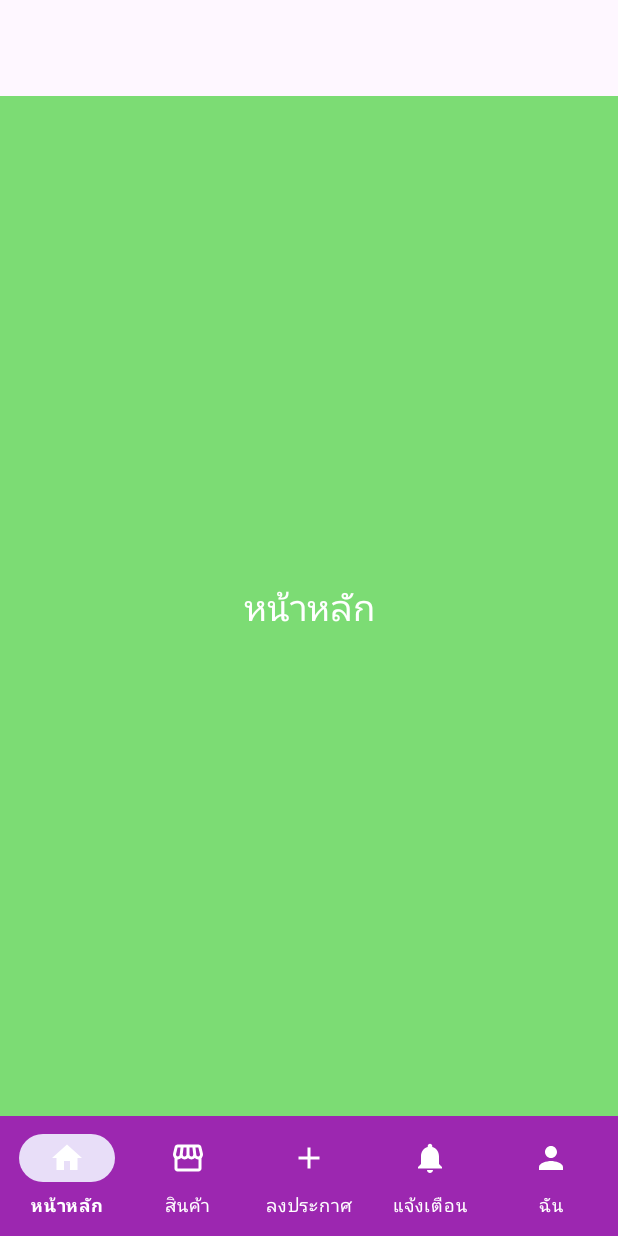
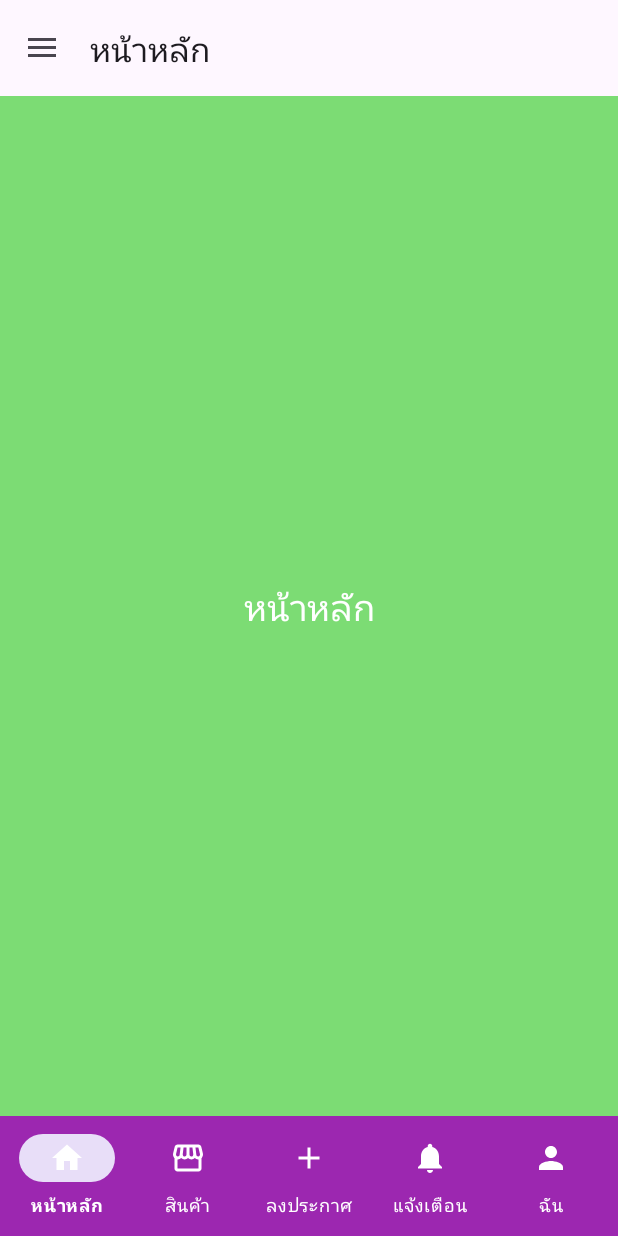
Before and after one commit to teerazon/appmenu, an Android app: the screen it shows after launch (MainActivity), on a phone screen of 412 x 824 dp. Run offline under Robolectric (Android 15) with nearby library versions, the phone set to English and light mode, and no system bars; our stand-ins replace navigation-ui; 4 statements that could not run were skipped.

Commit message:
อัปเดตงานล่าสุด

```diff
--- a/app/src/main/java/com/nonthakorn/appmenu/activity/MainActivity.kt
+++ b/app/src/main/java/com/nonthakorn/appmenu/activity/MainActivity.kt
@@ -3,11 +3,33 @@ package com.nonthakorn.appmenu.activity
 import android.os.Bundle
 import androidx.activity.enableEdgeToEdge
 import androidx.appcompat.app.AppCompatActivity
+import androidx.appcompat.widget.Toolbar
 import androidx.core.view.ViewCompat
 import androidx.core.view.WindowInsetsCompat
+import androidx.drawerlayout.widget.DrawerLayout
+import androidx.navigation.NavController
+import androidx.navigation.fragment.NavHostFragment
+import androidx.navigation.ui.AppBarConfiguration
+import androidx.navigation.ui.NavigationUI
+import androidx.navigation.ui.setupActionBarWithNavController
+import androidx.navigation.ui.setupWithNavController
+import com.google.android.material.bottomnavigation.BottomNavigationView
+import com.google.android.material.navigation.NavigationView
 import com.nonthakorn.appmenu.R
 
 class MainActivity : AppCompatActivity() {
+    //สร้างตัวแปรไว้สำหรับทำงานกับ view binging
+    lateinit var  navController: NavController
+    lateinit var  appBarConfiguration: AppBarConfiguration
+    lateinit var  navHostFragment: NavHostFragment
+    lateinit var  mainToolbar: Toolbar
+    lateinit var  mainDrawerLayout: DrawerLayout
+    lateinit var  mainNevigationView: NavigationView
+    lateinit var  mainBottomNavigationView: NavigationView
+
+
+
+
     override fun onCreate(savedInstanceState: Bundle?) {
         super.onCreate(savedInstanceState)
         enableEdgeToEdge()
@@ -17,5 +39,38 @@ class MainActivity : AppCompatActivity() {
             v.setPadding(systemBars.left, systemBars.top, systemBars.right, systemBars.bottom)
             insets
         }
+
+        //ทำการ  Finde View
+        mainToolbar = findViewById(R.id.main_toolbar)
+        mainDrawerLayout = findViewById(R.id.drawer_layout)
+        mainNevigationView = findViewById(R.id.main_navigation_view)
+        mainBottomNavigationView = findViewById(R.id.main_bottom_navigation_veiw)
+
+        //กำหนดค่าเริ่มต้นให้กับ navcontroller
+        navHostFragment = supportFragmentManager.findFragmentById(R.id.main_nav_host) as NavHostFragment
+        navController = navHostFragment.navController
+
+        //กำหนด appBar
+        appBarConfiguration = AppBarConfiguration.Builder(
+            R.id.homeFragment,
+            R.id.productFragment,
+            R.id.notificationFragment,
+            R.id.accountFragment
+        ).setOpenableLayout(mainDrawerLayout).build()
+
+        //เรียกการทำงานกับ Toolbar
+        setSupportActionBar(mainToolbar)
+        setupActionBarWithNavController(navController,appBarConfiguration)
+
+        //เรียกใช้งานเมนูด้านข้าง
+        mainBottomNavigationView.setupWithNavController(navController)
+
+        //เรียกใช้งานเมนูด้านล่าง
+        mainBottomNavigationView.setupWithNavController(navController)
+
+
+        }
+    override fun onSupportNavigateUp(): Boolean {
+        return NavigationUI.navigateUp(navController,appBarConfiguration)
     }
 }
--- a/app/src/main/res/layout/activity_main.xml
+++ b/app/src/main/res/layout/activity_main.xml
@@ -83,6 +83,8 @@
 
 </androidx.constraintlayout.widget.ConstraintLayout>
 
+<!--    navigation view-->
+
     <com.google.android.material.navigation.NavigationView
         android:id="@+id/main_navigation_view"
         android:layout_width="wrap_content"
@@ -90,5 +92,6 @@
         style="@style/Widget.Design.NavigationView"
         android:layout_gravity="start"
         android:fitsSystemWindows="true"
+        app:headerLayout="@layout/nav_header"
         app:menu="@menu/drawer_menu"/>
 </androidx.drawerlayout.widget.DrawerLayout>
```
